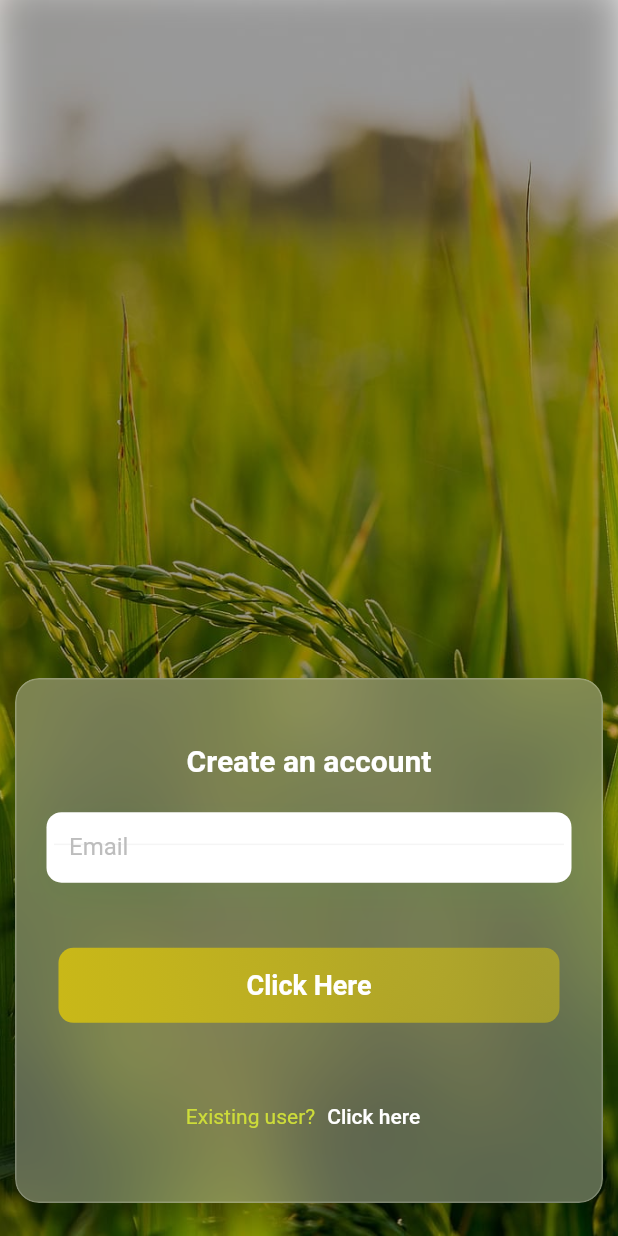
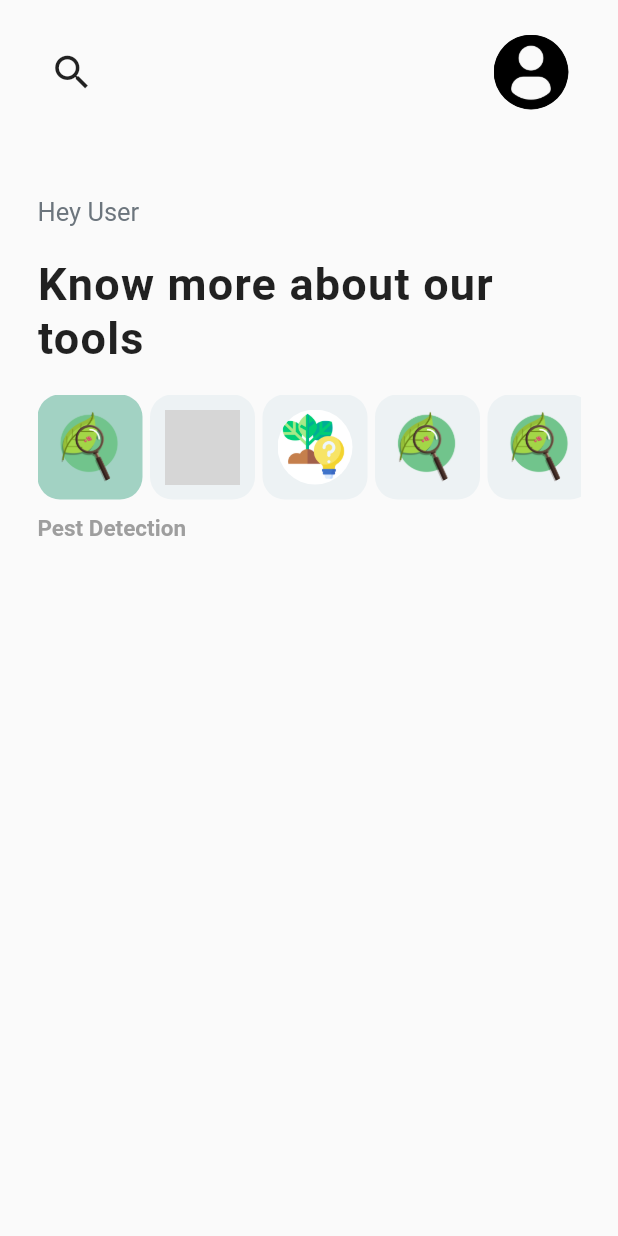
Before and after one commit to GowthamKumar1626/FarmX-UI, a Flutter app: the screen it shows after launch, on a phone screen of 412 x 824 dp. Run offline on Flutter 3.47's test engine with Material 2 defaults, Android fonts, the light colour scheme and no system bars; our stand-ins replace firebase_auth, firebase_core, location, modal_progress_hud; accounts and stored records are empty; Roboto replaces fonts that are missing (Poppins); grey boxes are pictures that could not be loaded.

Commit message:
Added ListView and GeoLocationService

```diff
--- a/lib/Constants/Tools.dart
+++ b/lib/Constants/Tools.dart
@@ -1,4 +1,5 @@
 import 'package:flutter/material.dart';
+
 import '../Constants/Constants.dart';
 
 List<Tool> tools = [
@@ -46,3 +47,48 @@ class Tool {
       required this.imgFit,
       required this.colorStyle});
 }
+
+List<ToolIcons> toolIcons = [
+  ToolIcons(
+    name: "Pest Detection",
+    imgPath: "assets/icons/pest-detection.png",
+    color: kGreen,
+  ),
+  ToolIcons(
+    name: "Fertilizer",
+    imgPath: "assets/icons/fertilizer-1.png",
+    color: kOrange,
+  ),
+  ToolIcons(
+    name: "Crop Suggestion",
+    imgPath: "assets/icons/crop-suggestion.png",
+    color: kYellow,
+  ),
+  ToolIcons(
+    name: "Pest Detection",
+    imgPath: "assets/icons/pest-detection.png",
+    color: kGrey,
+  ),
+  ToolIcons(
+    name: "Pest Detection",
+    imgPath: "assets/icons/pest-detection.png",
+    color: kGrey,
+  ),
+  ToolIcons(
+    name: "Pest Detection",
+    imgPath: "assets/icons/pest-detection.png",
+    color: kGrey,
+  ),
+];
+
+class ToolIcons {
+  String name;
+  String imgPath;
+  Color color;
+
+  ToolIcons({
+    required this.name,
+    required this.imgPath,
+    required this.color,
+  });
+}
--- /dev/null
+++ b/lib/Screens/ToolScreen.dart
@@ -0,0 +1,189 @@
+import 'dart:ui';
+
+import 'package:farmx/Screens/UserProfileScreen.dart';
+import 'package:flutter/material.dart';
+
+import '../Constants/Constants.dart';
+import '../Constants/Tools.dart';
+
+class ToolScreen extends StatefulWidget {
+  static const id = "tool_screen";
+
+  @override
+  _ToolScreenState createState() => _ToolScreenState();
+}
+
+class _ToolScreenState extends State<ToolScreen> {
+  String title = "Pest Detection";
+  int currentIndex = 0;
+
+  @override
+  Widget build(BuildContext context) {
+    return Scaffold(
+      body: SafeArea(
+        child: Container(
+          padding: EdgeInsets.symmetric(
+            vertical: 15,
+            horizontal: 25,
+          ),
+          child: Column(
+            crossAxisAlignment: CrossAxisAlignment.start,
+            children: <Widget>[
+              Row(
+                children: <Widget>[
+                  InkWell(
+                    onTap: () {},
+                    customBorder: CircleBorder(),
+                    child: Padding(
+                      padding: EdgeInsets.all(8.0),
+                      child: Icon(
+                        Icons.search,
+                        size: 30,
+                      ),
+                    ),
+                  ),
+                  Spacer(),
+                  TextButton(
+                    onPressed: () {
+                      Navigator.pushNamed(context, UserProfileScreen.id);
+                    },
+                    child: CircleAvatar(
+                      radius: 25,
+                      backgroundColor: Colors.transparent,
+                      backgroundImage:
+                          AssetImage("assets/icons/profile-user.png"),
+                    ),
+                  ),
+                ],
+              ),
+              SizedBox(
+                height: 50,
+              ),
+              Text(
+                "Hey User",
+                style: TextStyle(
+                  fontFamily: 'Roboto',
+                  fontSize: 17,
+                  color: kGrey,
+                ),
+              ),
+              SizedBox(
+                height: 20,
+              ),
+              Text(
+                'Know more about our tools',
+                style: kGreetingsStyle,
+              ),
+              SizedBox(
+                height: 20,
+              ),
+              Row(
+                children: <Widget>[
+                  Expanded(
+                    child: SizedBox(
+                      height: 70.0,
+                      child: new ListView.separated(
+                        scrollDirection: Axis.horizontal,
+                        itemCount: toolIcons.length,
+                        itemBuilder: (BuildContext context, int index) {
+                          return ToolContainer(
+                            index: index,
+                            getCurrentIndex: () => currentIndex,
+                            setCurrentIndex: () {
+                              setState(() {
+                                currentIndex = index;
+                                title = toolIcons[index].name;
+                              });
+                              print(currentIndex);
+                            },
+                          );
+                        },
+                        separatorBuilder: (BuildContext context, int index) {
+                          return SizedBox(
+                            width: 5,
+                          );
+                        },
+                      ),
+                    ),
+                  ),
+                ],
+                mainAxisAlignment: MainAxisAlignment.spaceBetween,
+              ),
+              SizedBox(
+                height: 10,
+              ),
+              Text(
+                title,
+                style: kToolSelected,
+              ),
+              SizedBox(
+                height: 25,
+              ),
+            ],
+          ),
+        ),
+      ),
+    );
+  }
+}
+
+class ToolContainer extends StatelessWidget {
+  final int index;
+  final VoidCallback? setCurrentIndex;
+  final Function() getCurrentIndex;
+
+  ToolContainer({
+    required this.index,
+    required this.getCurrentIndex,
+    this.setCurrentIndex,
+  });
+
+  @override
+  Widget build(BuildContext context) {
+    return CategoryButton(
+      image: AssetImage(toolIcons[index].imgPath),
+      color: toolIcons[index].color,
+      onPressed: () => setCurrentIndex!(),
+      isSelected: getCurrentIndex() == index,
+    );
+  }
+}
+
+class CategoryButton extends StatelessWidget {
+  final AssetImage image;
+  final Color color;
+  final Function() onPressed;
+  final bool isSelected;
+
+  CategoryButton({
+    required this.image,
+    required this.color,
+    required this.onPressed,
+    required this.isSelected,
+  });
+
+  @override
+  Widget build(BuildContext context) {
+    return RawMaterialButton(
+      onPressed: onPressed,
+      elevation: 0,
+      highlightElevation: 0,
+      shape: RoundedRectangleBorder(borderRadius: BorderRadius.circular(15)),
+      fillColor: isSelected ? color.withAlpha(100) : kLightGrey,
+      constraints: BoxConstraints.tightFor(
+        width: 70,
+        height: 75,
+      ),
+      child: CircleAvatar(
+        radius: 25,
+        backgroundColor: Colors.transparent,
+        backgroundImage: image,
+      ),
+      // child: Icon(
+      //   icon,
+      //   size: 30,
+      //   color: color,
+      // ),
+    );
+  }
+}
--- /dev/null
+++ b/lib/Screens/UserProfileScreen.dart
@@ -0,0 +1,68 @@
+import 'package:flutter/material.dart';
+import 'package:location/location.dart';
+
+class UserProfileScreen extends StatefulWidget {
+  static const id = "user_profile";
+  @override
+  _UserProfileScreenState createState() => _UserProfileScreenState();
+}
+
+class _UserProfileScreenState extends State<UserProfileScreen> {
+  @override
+  Widget build(BuildContext context) {
+    return Scaffold(
+      body: Column(
+        children: <Widget>[
+          Spacer(),
+          Container(
+            child: Center(
+              child: Text(
+                "User Page",
+              ),
+            ),
+          ),
+          TextButton(
+            onPressed: () {
+              Navigator.pop(context);
+            },
+            child: Icon(Icons.arrow_back),
+          ),
+          TextButton(
+            onPressed: () {
+              locationGetter();
+            },
+            child: Icon(Icons.location_pin),
+          ),
+          Spacer(),
+        ],
+      ),
+    );
+  }
+}
+
+locationGetter() async {
+  Location location = new Location();
+
+  bool _serviceEnabled;
+  PermissionStatus _permissionGranted;
+  LocationData _locationData;
+
+  _serviceEnabled = await location.serviceEnabled();
+  if (!_serviceEnabled) {
+    _serviceEnabled = await location.requestService();
+    if (!_serviceEnabled) {
+      return;
+    }
+  }
+
+  _permissionGranted = await location.hasPermission();
+  if (_permissionGranted == PermissionStatus.denied) {
+    _permissionGranted = await location.requestPermission();
+    if (_permissionGranted != PermissionStatus.granted) {
+      return;
+    }
+  }
+
+  _locationData = await location.getLocation();
+  print(_locationData);
+}
--- a/lib/main.dart
+++ b/lib/main.dart
@@ -1,4 +1,6 @@
 import 'package:farmx/Screens/LoginScreen.dart';
+import 'package:farmx/Screens/ToolScreen.dart';
+import 'package:farmx/Screens/UserProfileScreen.dart';
 import 'package:firebase_core/firebase_core.dart';
 import 'package:flutter/material.dart';
 
@@ -20,11 +22,13 @@ class MyApp extends StatelessWidget {
       builder: (context, snapshot) {
         return MaterialApp(
           debugShowCheckedModeBanner: false,
-          initialRoute: RegistrationScreen.id,
+          initialRoute: ToolScreen.id,
           routes: {
             RegistrationScreen.id: (context) => RegistrationScreen(),
             LoginScreen.id: (context) => LoginScreen(),
             CategoryScreen.id: (context) => CategoryScreen(),
+            ToolScreen.id: (context) => ToolScreen(),
+            UserProfileScreen.id: (context) => UserProfileScreen(),
           },
         );
       },
--- a/pubspec.yaml
+++ b/pubspec.yaml
@@ -35,6 +35,7 @@ dependencies:
   cloud_firestore: ^1.0.2
   firebase_storage: ^8.0.0
   modal_progress_hud: ^0.1.3
+  location: ^4.1.1
 
 dev_dependencies:
   flutter_test:
```
Also changed, not shown: assets/icons/profile-user.png (added), assets/icons/settings.png (added), pubspec.lock, 2 other files.
